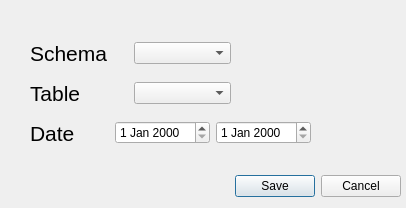
Before: the Qt Designer form rheas/rheas_dialog_base.ui in kandread/RHEAS-qgis, drawn with Qt 5.
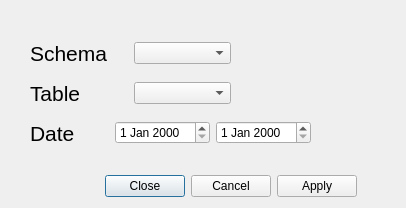
After: the same form once the commit is applied.

Commit message: Added button in dialog box.

```diff
--- a/rheas/rheas_dialog_base.ui
+++ b/rheas/rheas_dialog_base.ui
@@ -26,10 +26,10 @@
     <enum>Qt::Horizontal</enum>
    </property>
    <property name="standardButtons">
-    <set>QDialogButtonBox::Cancel|QDialogButtonBox::Save</set>
+    <set>QDialogButtonBox::Apply|QDialogButtonBox::Cancel|QDialogButtonBox::Close</set>
    </property>
    <property name="centerButtons">
-    <bool>false</bool>
+    <bool>true</bool>
    </property>
   </widget>
   <widget class="QWidget" name="">
```
